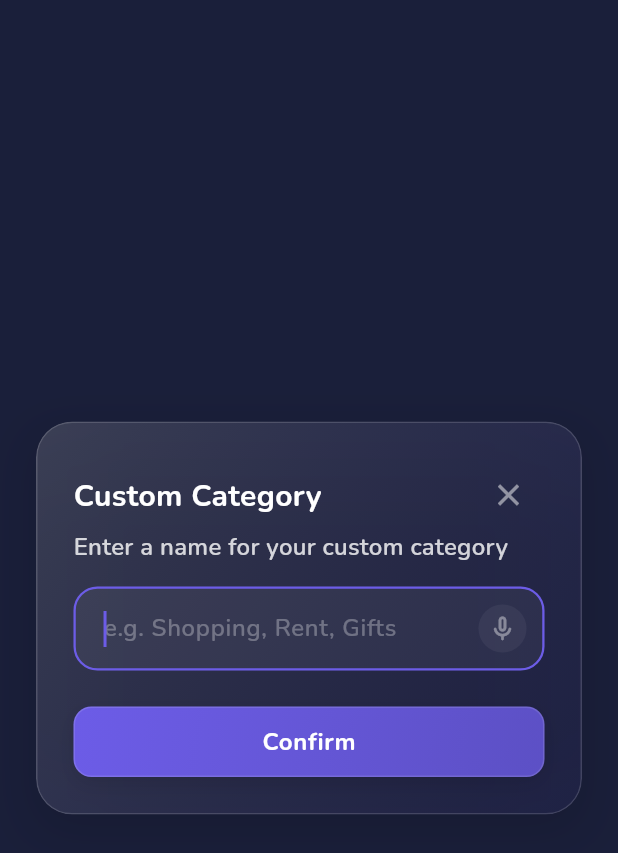
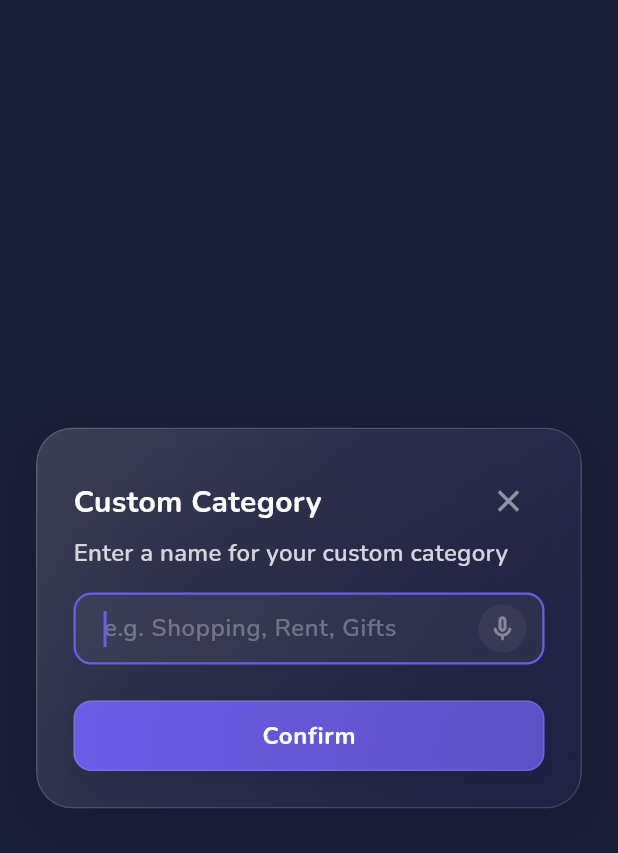
Before and after one commit to ZunairaMughal24/PersonaL_finance_tracker, a Flutter app: the CustomCategoryDialog widget shown alone on an empty page, opened directly with empty values, on a phone screen of 412 x 824 dp. Shown: the top 853 px of the screen. Run offline on Flutter 3.47's test engine with Material 3 defaults, Android fonts, the phone set to English and light mode, and no system bars; our stand-ins replace cached_network_image, cloud_firestore, csv, firebase_auth, firebase_core, fl_chart and 13 more; missing offline and left inert: expressions, gal; accounts and stored records are empty; network calls fail.

Commit message:
feat: add custom category dialog, search bar, and reusable text field widgets with speech-to-text integration.

```diff
--- a/lib/widgets/app_text_field.dart
+++ b/lib/widgets/app_text_field.dart
@@ -65,7 +65,7 @@ class _AppTextFieldState extends State<AppTextField> {
               child: Container(
                 decoration: BoxDecoration(
                   color: Colors.white.withValues(alpha: 0.05),
-                  borderRadius: BorderRadius.circular(10),
+                  borderRadius: BorderRadius.circular(12),
                   border: Border.all(
                     color: displayError != null
                         ? Colors.redAccent.withValues(alpha: 0.6)
--- a/lib/widgets/transaction/custom_category_dialog.dart
+++ b/lib/widgets/transaction/custom_category_dialog.dart
@@ -104,13 +104,13 @@ class _CustomCategoryDialogState extends State<CustomCategoryDialog> {
                       filled: true,
                       fillColor: Colors.white.withValues(alpha: 0.05),
                       border: OutlineInputBorder(
-                        borderRadius: BorderRadius.circular(16),
+                        borderRadius: BorderRadius.circular(12),
                         borderSide: BorderSide(
                           color: Colors.white.withValues(alpha: 0.1),
                         ),
                       ),
                       focusedBorder: OutlineInputBorder(
-                        borderRadius: BorderRadius.circular(16),
+                        borderRadius: BorderRadius.circular(12),
                         borderSide: const BorderSide(
                           color: AppColors.primaryColor,
                           width: 1.5,
@@ -118,7 +118,7 @@ class _CustomCategoryDialogState extends State<CustomCategoryDialog> {
                       ),
                       contentPadding: const EdgeInsets.symmetric(
                         horizontal: 16,
-                        vertical: 16,
+                        vertical: 10,
                       ),
                       suffixIcon: Padding(
                         padding: const EdgeInsets.only(right: 8),
```
Also changed, not shown: lib/widgets/transaction/category_editor_dialog.dart (+4 -4 lines).
